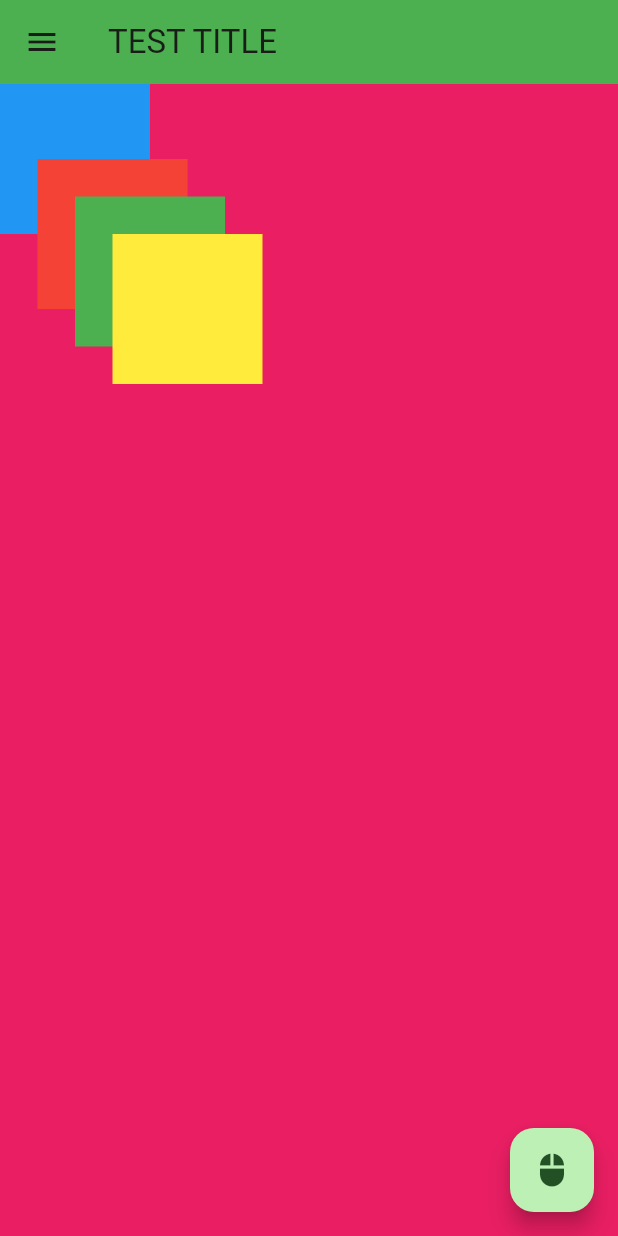
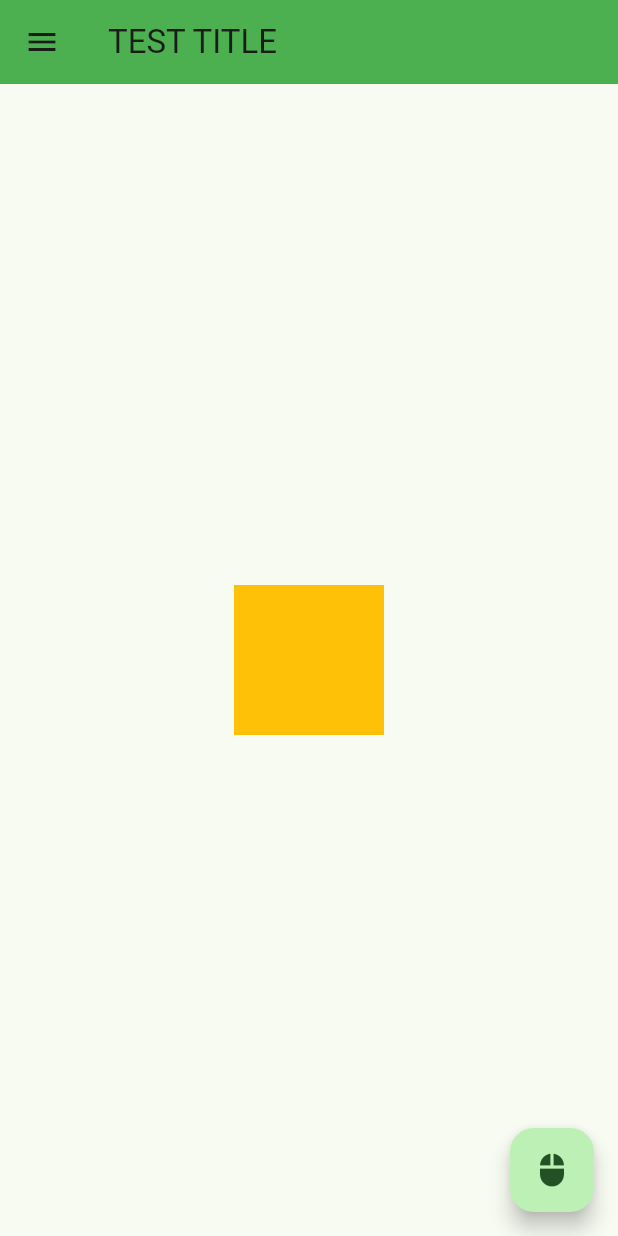
Before and after one commit to llilliililli/fluuterStudy, a Flutter app: the screen it shows after launch, on a phone screen of 412 x 824 dp. Run offline on Flutter 3.47's test engine with Material 3 defaults, Android fonts, the phone set to English and light mode, and no system bars.

Commit message:
flutter 4강 - GestureDetector 사용하기

```diff
--- a/lib/main.dart
+++ b/lib/main.dart
@@ -52,7 +52,9 @@ class _MyHomePageState extends State<MyHomePage> {
           ],
           ),
         ),
-      body: //const Center(child: Text("HELLO WORLD"),), //part1
+      body:
+          //const Center(child: Text("HELLO WORLD"),), //part1
+
           // Container( //테이블 생성하기 part2
           //   alignment: Alignment.topLeft,
           //   // child: Column(
@@ -105,38 +107,55 @@ class _MyHomePageState extends State<MyHomePage> {
           //   ),
           //   ]),
           //   ),
-        Container(
-          width: MediaQuery.of(context).size.width,
-          height: MediaQuery.of(context).size.height,
-          color: Colors.pink,
-          child: Stack( // 위젯 겹치기 part3
-            children: [
-              Container(
-                width: 100,
-                height: 100,
-                color: Colors.blue,
-              ),
-              Container(
-                width: 100,
-                height: 100,
-                margin: const EdgeInsets.only(top: 50, left: 25),
-                color: Colors.red,
-              ),
-               Container(
-                width: 100,
-                height: 100,
-                margin: const EdgeInsets.only(top: 75, left: 50),
-                color: Colors.green,
-              ),
-               Container(
-                width: 100,
-                height: 100,
-                margin: const EdgeInsets.only(top: 100, left: 75),
-                color: Colors.yellow,
-              )
-            ],
+
+        // Container(
+        //   width: MediaQuery.of(context).size.width,
+        //   height: MediaQuery.of(context).size.height,
+        //   color: Colors.pink,
+        //   child: Stack( // 위젯 겹치기 part3
+        //     children: [
+        //       Container(
+        //         width: 100,
+        //         height: 100,
+        //         color: Colors.blue,
+        //       ),
+        //       Container(
+        //         width: 100,
+        //         height: 100,
+        //         margin: const EdgeInsets.only(top: 50, left: 25),
+        //         color: Colors.red,
+        //       ),
+        //        Container(
+        //         width: 100,
+        //         height: 100,
+        //         margin: const EdgeInsets.only(top: 75, left: 50),
+        //         color: Colors.green,
+        //       ),
+        //        Container(
+        //         width: 100,
+        //         height: 100,
+        //         margin: const EdgeInsets.only(top: 100, left: 75),
+        //         color: Colors.yellow,
+        //       )
+        //     ],
+        //   ),
+        // ),
+
+      Center( //part4 GestureDetector
+        // child: TextButton(
+        //    onPressed: () => print("Text Btn Clicked"), //button Click
+        //    child: const Text("TEXT BTN"),
+        //   ),
+         child: GestureDetector( //GestureDetector used
+            onTap: () => print("GestureDetector used"),
+            child: Container(
+              width: 100,
+              height: 100,
+              color: Colors.amber,
+            ),
           ),
-        ),
+      ),
+
       floatingActionButton: FloatingActionButton( // 플로팅버튼
         onPressed: () => print("clicked"),
         child: const Icon(Icons.mouse),
```
